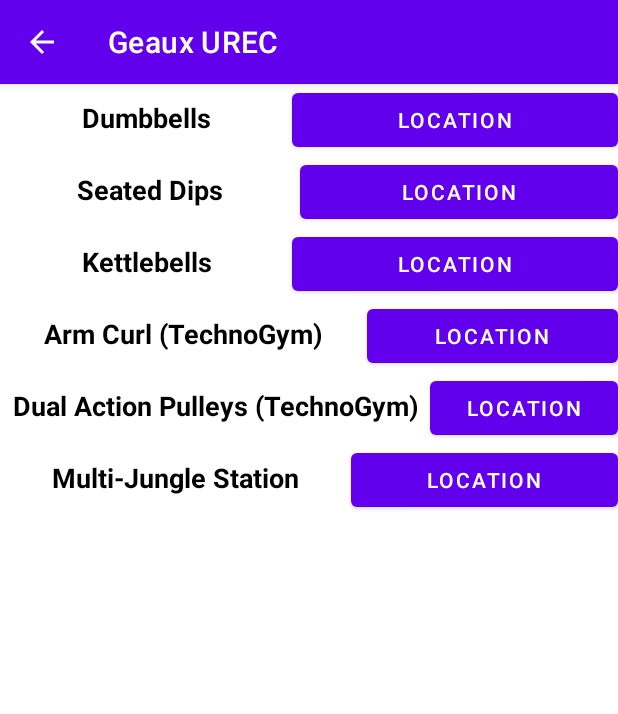
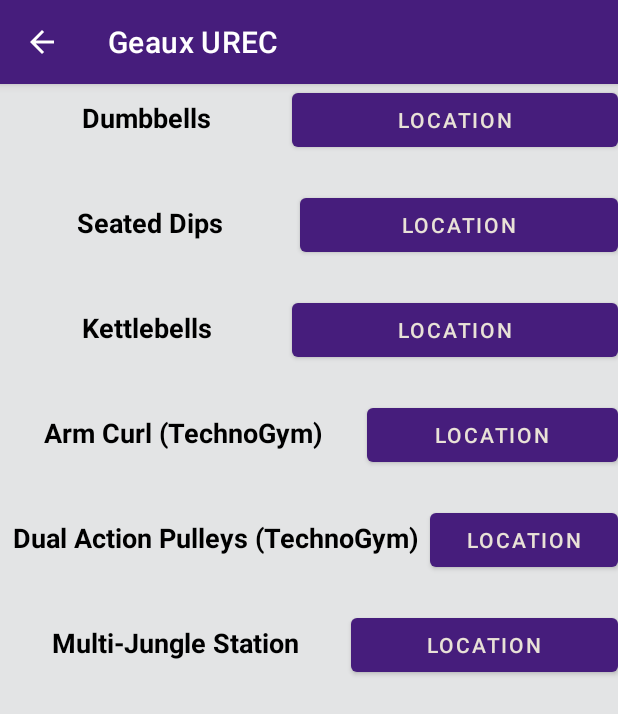
Before and after one commit to claireew02/UrecApp, an Android app: the MuscleArmMachines screen opened directly, with no data from a screen before it, on a phone screen of 412 x 824 dp. Shown: the top 714 px of the screen. Run offline under Robolectric (Android 15) with nearby library versions, the phone set to English and light mode, and no system bars.

Commit message:
Changed size of the linear layouts in the machine list and changed background color

```diff
--- a/app/src/main/res/layout/armmachines.xml
+++ b/app/src/main/res/layout/armmachines.xml
@@ -5,11 +5,12 @@
     android:layout_width="match_parent"
     android:layout_height="match_parent"
     android:orientation="vertical"
+    android:background="#e3e4e5"
     tools:context=".MuscleArmMachines">
 
     <LinearLayout
         android:layout_width="match_parent"
-        android:layout_height="wrap_content"
+        android:layout_height="70dp"
         android:orientation="horizontal">
 
         <TextView
@@ -34,7 +35,7 @@
 
     <LinearLayout
         android:layout_width="match_parent"
-        android:layout_height="wrap_content"
+        android:layout_height="70dp"
         android:orientation="horizontal">
 
         <TextView
@@ -59,7 +60,7 @@
 
     <LinearLayout
         android:layout_width="match_parent"
-        android:layout_height="wrap_content"
+        android:layout_height="70dp"
         android:orientation="horizontal">
 
         <TextView
@@ -84,7 +85,7 @@
 
     <LinearLayout
         android:layout_width="match_parent"
-        android:layout_height="wrap_content"
+        android:layout_height="70dp"
         android:orientation="horizontal"
         >
 
@@ -110,7 +111,7 @@
 
     <LinearLayout
         android:layout_width="match_parent"
-        android:layout_height="wrap_content"
+        android:layout_height="70dp"
         android:orientation="horizontal">
 
         <TextView
@@ -135,7 +136,7 @@
 
     <LinearLayout
         android:layout_width="match_parent"
-        android:layout_height="wrap_content"
+        android:layout_height="70dp"
         android:orientation="horizontal">
 
         <TextView
--- a/app/src/main/res/layout/muscles.xml
+++ b/app/src/main/res/layout/muscles.xml
@@ -4,6 +4,7 @@
     xmlns:tools="http://schemas.android.com/tools"
     android:layout_width="match_parent"
     android:layout_height="match_parent"
+    android:background="#e3e4e5"
     tools:context=".MuscleScreen">
 
     <Button
--- a/app/src/main/res/values/themes.xml
+++ b/app/src/main/res/values/themes.xml
@@ -2,9 +2,9 @@
     <!-- Base application theme. -->
     <style name="Theme.UrecMapApp" parent="Theme.MaterialComponents.DayNight.DarkActionBar">
         <!-- Primary brand color. -->
-        <item name="colorPrimary">@color/purple_500</item>
-        <item name="colorPrimaryVariant">@color/purple_700</item>
-        <item name="colorOnPrimary">@color/white</item>
+        <item name="colorPrimary">#461d7c</item>
+        <item name="colorPrimaryVariant">#31175A</item>
+        <item name="colorOnPrimary">#e9e2d7</item>
         <!-- Secondary brand color. -->
         <item name="colorSecondary">@color/teal_200</item>
         <item name="colorSecondaryVariant">@color/teal_700</item>
@@ -12,5 +12,6 @@
         <!-- Status bar color. -->
         <item name="android:statusBarColor" tools:targetApi="l">?attr/colorPrimaryVariant</item>
         <!-- Customize your theme here. -->
+
     </style>
 </resources>
```
Also changed, not shown: app/src/main/res/layout/backmachines.xml (+7 -6 lines), app/src/main/res/layout/legmachines.xml (+7 -8 lines), app/src/main/res/layout/shouldermachines.xml (+7 -6 lines).
